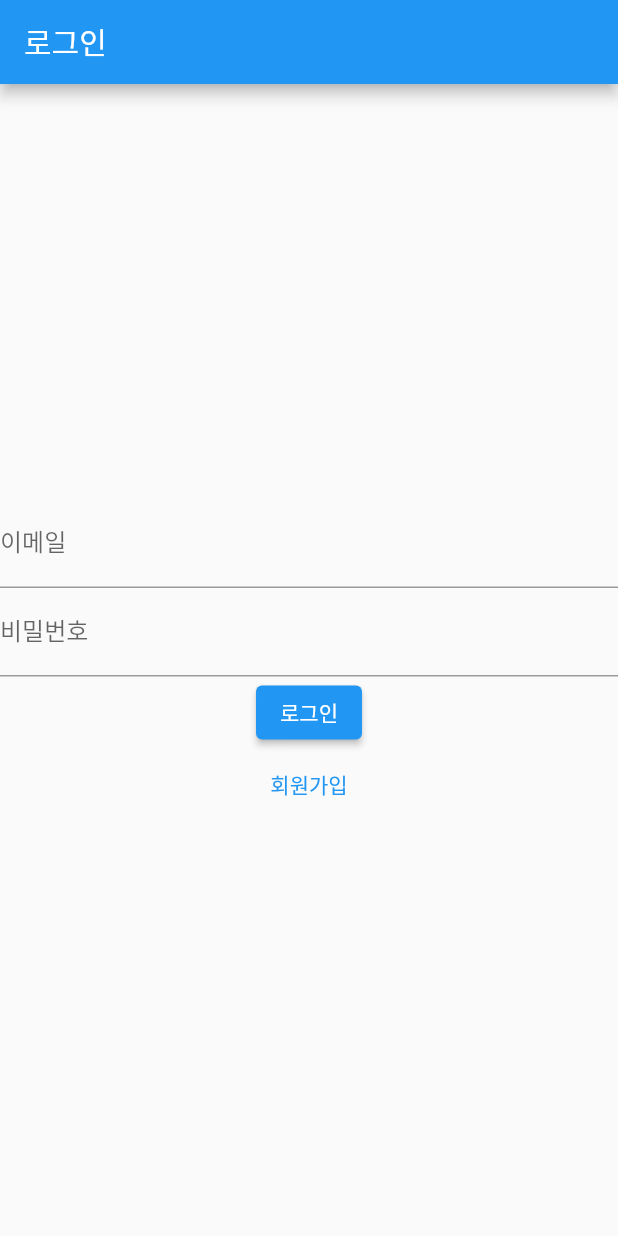
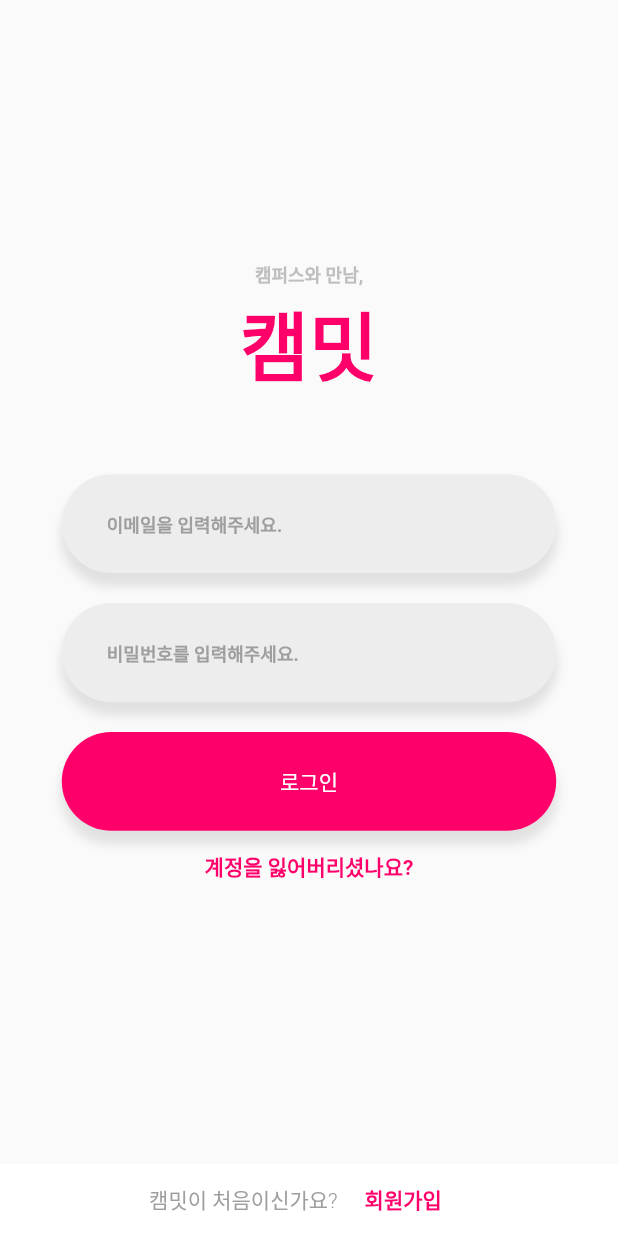
Before and after one commit to WantOscar/Dating_dw, a Flutter app: the screen it shows after launch, on a phone screen of 412 x 824 dp. Run offline on Flutter 3.47's test engine with Material 2 defaults, Android fonts, the phone set to English and light mode, and no system bars; our stand-ins replace carousel_slider, get, shared_preferences.

Commit message:
화면 끗

```diff
--- a/lib/Widget/meet/meeting_detail.dart
+++ b/lib/Widget/meet/meeting_detail.dart
@@ -1,3 +1,4 @@
+import 'package:dating/style/constant.dart';
 import 'package:flutter/material.dart';
 import 'package:get/get.dart';
 
@@ -37,8 +38,8 @@ class MeetingDetail extends StatelessWidget {
                       Get.back();
                     },
                     icon: const Icon(
-                      Icons.arrow_back_ios,
-                      color: Colors.black,
+                      Icons.arrow_back,
+                      color: fontColor,
                       size: 30,
                     ),
                   ),
--- a/lib/controller/auth_controller.dart
+++ b/lib/controller/auth_controller.dart
@@ -1,12 +1,13 @@
+import 'package:dating/model/auth.dart';
+import 'package:dating/screen/auth/login_screen.dart';
 import 'package:dating/screen/home_screen.dart';
 import 'package:get/get.dart';
 import 'package:http/http.dart' as http;
 import 'dart:convert';
-
-import '../model/user.dart';
+import 'package:shared_preferences/shared_preferences.dart';
 
 class AuthController extends GetxController {
-  final user = User(email: '', password: '').obs;
+  final user = Auth(email: '', password: '').obs;
   final isLoading = false.obs;
 
   Future<void> login() async {
@@ -52,4 +53,15 @@ class AuthController extends GetxController {
       Get.snackbar('회원가입에 실패했습니다', '제대로 입력해주세요!');
     }
   }
+
+  Future<void> logOut() async {
+    try {
+      final prefs = await SharedPreferences.getInstance();
+      await prefs.remove('userToken');
+      user.value = Auth(email: '', password: '');
+      Get.offAll(LoginScreen());
+    } catch (e) {
+      Get.snackbar('로그아웃에 실패하였습니다!', '잠시후 다시 시도해주세요');
+    }
+  }
 }
--- /dev/null
+++ b/lib/controller/profile_edit_controller.dart
@@ -0,0 +1,5 @@
+import 'package:get/get.dart';
+
+class ProfileEditController extends GetxController {
+  final Rx<Map<String, dynamic>> _rx = Rx<Map<String, dynamic>>({});
+}
--- a/lib/main.dart
+++ b/lib/main.dart
@@ -1,5 +1,4 @@
 import 'package:dating/screen/auth/login_screen.dart';
-import 'package:dating/screen/home_screen.dart';
 import 'package:flutter/material.dart';
 import 'package:get/get.dart';
 
@@ -14,7 +13,7 @@ class MyApp extends StatelessWidget {
   @override
   Widget build(BuildContext context) {
     return GetMaterialApp(
-      home: LoginPage(),
+      home: LoginScreen(),
       debugShowCheckedModeBanner: false,
     );
   }
--- /dev/null
+++ b/lib/model/auth.dart
@@ -0,0 +1,12 @@
+class Auth {
+  late String email;
+  late String password;
+
+  Auth({required this.email, required this.password});
+
+  factory Auth.fromJson(Map<String, dynamic> json) {
+    return Auth(email: json['email'], password: json['password']);
+  }
+
+  Map<String, dynamic> toJson() => {'email': email, 'password': password};
+}
--- a/lib/screen/auth/login_screen.dart
+++ b/lib/screen/auth/login_screen.dart
@@ -1,58 +1,180 @@
 import 'package:dating/controller/auth_controller.dart';
 import 'package:dating/screen/auth/signup_screen.dart';
+import 'package:dating/style/constant.dart';
 import 'package:flutter/material.dart';
 import 'package:get/get.dart';
 
-class LoginPage extends StatelessWidget {
+class LoginScreen extends StatelessWidget {
   final AuthController authController = Get.put(AuthController());
   late String email;
   late String password;
 
-  LoginPage({super.key});
+  LoginScreen({super.key});
 
   @override
   Widget build(BuildContext context) {
     return Scaffold(
-      appBar: AppBar(
-        title: const Text('로그인'),
-      ),
       body: Center(
         child: Column(
           mainAxisAlignment: MainAxisAlignment.center,
           children: <Widget>[
-            TextFormField(
-              decoration: const InputDecoration(labelText: '이메일'),
+            const Text(
+              '캠퍼스와 만남,',
+              style: TextStyle(
+                  fontSize: 12,
+                  color: Color(0xFFBEBEBE),
+                  fontWeight: FontWeight.bold),
+            ),
+            const Text(
+              '캠밋',
+              style: TextStyle(
+                  fontWeight: FontWeight.bold, fontSize: 50, color: fontColor),
+            ),
+            const SizedBox(
+              height: 50,
+            ),
+            Container(
+              width: MediaQuery.of(context).size.width * 0.8,
+              height: MediaQuery.of(context).size.width * 0.16,
+              decoration: BoxDecoration(
+                  color: const Color(0xFFEDEDED),
+                  borderRadius: BorderRadius.circular(45),
+                  boxShadow: [
+                    BoxShadow(
+                        color: Colors.black.withOpacity(0.1),
+                        spreadRadius: 1,
+                        blurRadius: 5,
+                        offset: const Offset(0, 8))
+                  ]),
+              child: Center(
+                child: Padding(
+                  padding: const EdgeInsets.symmetric(horizontal: 30),
+                  child: TextFormField(
+                    decoration: const InputDecoration(
+                      hintText: '이메일을 입력해주세요.',
+                      border: InputBorder.none,
+                      hintStyle: TextStyle(
+                          color: Colors.grey,
+                          fontSize: 12,
+                          fontWeight: FontWeight.bold),
+                    ),
                     onChanged: (value) {
                       email = value;
                     },
                   ),
-            TextFormField(
-              decoration: const InputDecoration(labelText: '비밀번호'),
+                ),
+              ),
+            ),
+            const SizedBox(
+              height: 20,
+            ),
+            Container(
+              width: MediaQuery.of(context).size.width * 0.8,
+              height: MediaQuery.of(context).size.width * 0.16,
+              decoration: BoxDecoration(
+                  color: const Color(0xFFEDEDED),
+                  borderRadius: BorderRadius.circular(45),
+                  boxShadow: [
+                    BoxShadow(
+                        color: Colors.black.withOpacity(0.1),
+                        spreadRadius: 1,
+                        blurRadius: 5,
+                        offset: const Offset(0, 8))
+                  ]),
+              child: Center(
+                child: Padding(
+                  padding: const EdgeInsets.symmetric(horizontal: 30),
+                  child: TextFormField(
+                    decoration: const InputDecoration(
+                      hintText: '비밀번호를 입력해주세요.',
+                      border: InputBorder.none,
+                      hintStyle: TextStyle(
+                          fontSize: 12,
+                          color: Colors.grey,
+                          fontWeight: FontWeight.bold),
+                    ),
                     onChanged: (value) {
                       password = value;
                     },
                     obscureText: true,
                   ),
+                ),
+              ),
+            ),
+            const SizedBox(
+              height: 20,
+            ),
             Obx(() {
-              return ElevatedButton(
-                onPressed: authController.isLoading.value
+              return GestureDetector(
+                onTap: authController.isLoading.value
                     ? null
                     : () async {
                         authController.user.value.email = email;
                         authController.user.value.password = password;
                         await authController.login();
                       },
+                child: Container(
+                  width: MediaQuery.of(context).size.width * 0.8,
+                  height: MediaQuery.of(context).size.width * 0.16,
+                  decoration: BoxDecoration(
+                      color: const Color(0xFFFF006B),
+                      borderRadius: BorderRadius.circular(45),
+                      boxShadow: [
+                        BoxShadow(
+                            color: Colors.black.withOpacity(0.1),
+                            spreadRadius: 1,
+                            blurRadius: 5,
+                            offset: const Offset(0, 8))
+                      ]),
+                  child: Center(
                     child: authController.isLoading.value
                         ? const CircularProgressIndicator()
-                    : const Text('로그인'),
+                        : const Text(
+                            '로그인',
+                            style: TextStyle(color: Colors.white),
+                          ),
+                  ),
+                ),
               );
             }),
             TextButton(
               onPressed: () {
-                // 회원가입 페이지로 이동
+                // 회원가입 페이지로 이동 -> 계정 찾기 페이지 하나 더 만들기
                 Get.to(SignUpPage());
               },
-              child: const Text('회원가입'),
+              child: const Text(
+                '계정을 잃어버리셨나요?',
+                style: TextStyle(fontWeight: FontWeight.bold, color: fontColor),
+              ),
+            ),
+          ],
+        ),
+      ),
+      bottomNavigationBar: BottomAppBar(
+        shadowColor: Colors.white,
+        elevation: 0,
+        child: Row(
+          mainAxisAlignment: MainAxisAlignment.center,
+          children: [
+            const Text(
+              '캠밋이 처음이신가요?',
+              style: TextStyle(
+                fontWeight: FontWeight.w300,
+                color: Colors.grey,
+              ),
+            ),
+            Padding(
+              padding: const EdgeInsets.symmetric(horizontal: 10),
+              child: TextButton(
+                onPressed: () {
+                  Get.to(SignUpPage());
+                },
+                child: const Text(
+                  '회원가입',
+                  style:
+                      TextStyle(fontWeight: FontWeight.bold, color: fontColor),
+                ),
+              ),
             ),
           ],
         ),
--- a/lib/screen/chatting_screen.dart
+++ b/lib/screen/chatting_screen.dart
@@ -1,6 +1,5 @@
 import 'package:dating/Widget/chat/chat.dart';
 import 'package:dating/Widget/chat/chat_profile.dart';
-import 'package:dating/controller/chat_controller.dart';
 import 'package:dating/style/constant.dart';
 import 'package:flutter/material.dart';
 import 'package:get/get.dart';
--- a/lib/screen/home_screen.dart
+++ b/lib/screen/home_screen.dart
@@ -21,7 +21,7 @@ class _HomeScreenState extends State<HomeScreen> {
     const MeetingScreen(),
     const FeedScreen(),
     const ChattingListScreen(),
-    const ProfileScreen(),
+    ProfileScreen(),
   ];
 
   @override
--- a/pubspec.yaml
+++ b/pubspec.yaml
@@ -38,6 +38,7 @@ dependencies:
   carousel_slider: ^4.2.1
   get: ^4.6.6
   http: ^1.1.0
+  shared_preferences: ^2.2.2
 
 dev_dependencies:
   flutter_test:
```
Also changed, not shown: lib/binding/init_binding.dart (added, +9 -0 lines), lib/controller/profile_controller.dart (+26 -1 lines), lib/model/user.dart (+14 -8 lines), lib/screen/profile_screen.dart (+15 -5 lines), pubspec.lock, 10 other files. Lines whose indentation alone changed are shown as unchanged.
